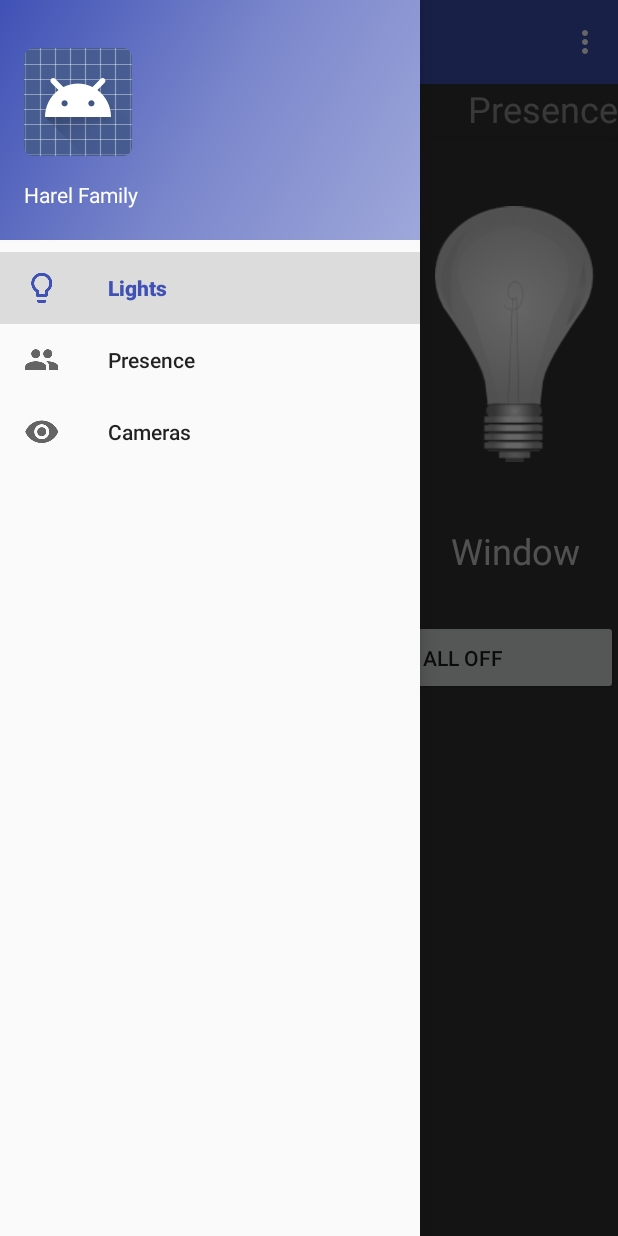
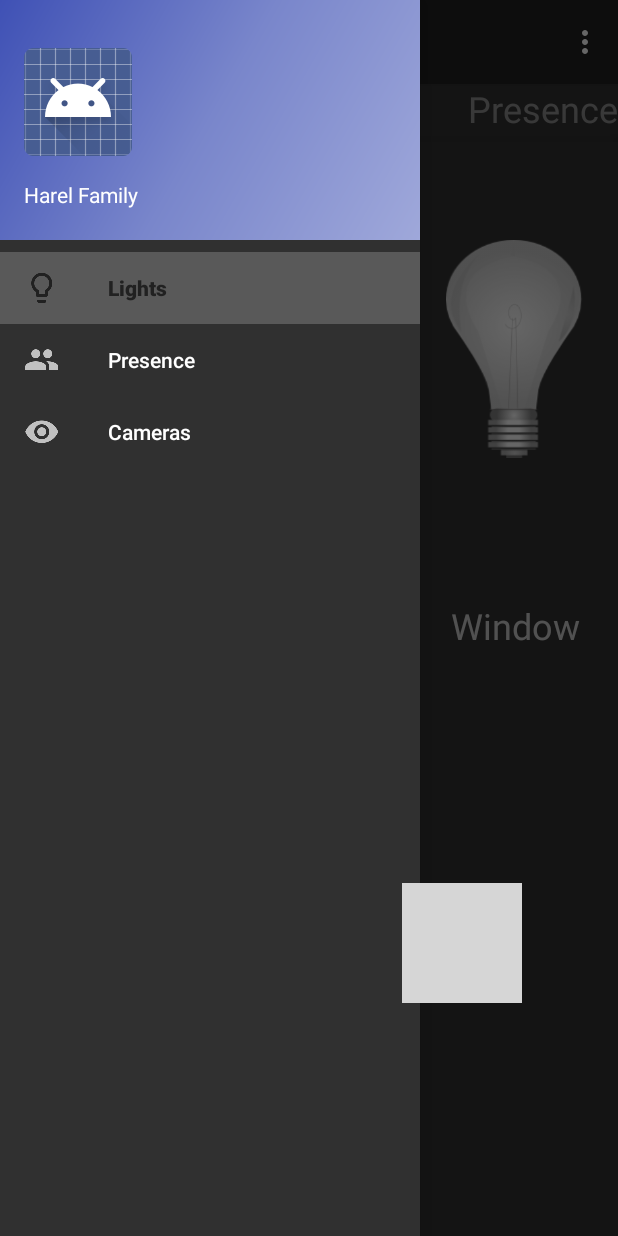
Before and after one commit to oriharel/smartHome, an Android app: the screen it shows after launch (Main2Activity), with the side drawer open, on a phone screen of 412 x 824 dp. Run offline under Robolectric (Android 15) with nearby library versions, the phone set to English and light mode, and no system bars; 1 statement that could not run was skipped; grey boxes are pictures that could not be loaded.

Commit message:
panel work

```diff
--- a/app/build.gradle
+++ b/app/build.gradle
@@ -2,7 +2,7 @@ apply plugin: 'com.android.application'
 
 android {
     compileSdkVersion 25
-    buildToolsVersion "23.0.3"
+    buildToolsVersion '25.0.0'
 
     defaultConfig {
         applicationId "niyo.nfc.com.nfcori"
--- a/app/src/main/AndroidManifest.xml
+++ b/app/src/main/AndroidManifest.xml
@@ -14,11 +14,11 @@
         android:icon="@mipmap/ic_launcher"
         android:label="@string/app_name"
         android:supportsRtl="true"
-        android:theme="@style/AppTheme">
+        android:theme="@style/Theme.AppCompat.NoActionBar">
         <activity
             android:name=".Main2Activity"
             android:label="@string/title_activity_main2"
-            android:theme="@style/AppTheme.NoActionBar">
+            >
             <intent-filter>
                 <action android:name="android.intent.action.MAIN" />
 
--- a/app/src/main/java/niyo/nfc/com/nfcori/HomeStateFetchService.java
+++ b/app/src/main/java/niyo/nfc/com/nfcori/HomeStateFetchService.java
@@ -171,11 +171,14 @@ public class HomeStateFetchService extends Service {
     private static JSONObject getLampObject(JSONArray sockets, String macAddess) throws JSONException {
         JSONObject result = new JSONObject();
 
-        for (int i = 0; i < sockets.length(); i++) {
-            JSONObject lampInfo = sockets.getJSONObject(i);
-            if (lampInfo.getString("macAddress").equals(macAddess))
-                result = lampInfo;
+        if (sockets != null) {
+            for (int i = 0; i < sockets.length(); i++) {
+                JSONObject lampInfo = sockets.getJSONObject(i);
+                if (lampInfo.getString("macAddress").equals(macAddess))
+                    result = lampInfo;
+            }
         }
+
 
         return result;
 
--- a/app/src/main/java/niyo/nfc/com/nfcori/Main2Activity.java
+++ b/app/src/main/java/niyo/nfc/com/nfcori/Main2Activity.java
@@ -85,7 +85,6 @@ public class Main2Activity extends AppCompatActivity
                     SECONDS_PER_MINUTE;
     private ContentObserver mObserver;
     Handler mHandler = new Handler();
-    private SectionsPagerAdapter mSectionsPagerAdapter;
     private ViewPager mViewPager;
     public Boolean tallLampState;
     public Boolean sofaLampState;
@@ -116,8 +115,6 @@ public class Main2Activity extends AppCompatActivity
         setContentView(R.layout.activity_main);
         Toolbar toolbar = (Toolbar) findViewById(R.id.toolbar);
         setSupportActionBar(toolbar);
-
-
 
         if (findViewById(R.id.leftPane) != null) {
             // The detail container view will be present only in the
@@ -152,7 +149,7 @@ public class Main2Activity extends AppCompatActivity
             navigationView.setNavigationItemSelectedListener(this);
             navigationView.getMenu().getItem(0).setChecked(true);
 
-            mSectionsPagerAdapter = new SectionsPagerAdapter(getSupportFragmentManager());
+            SectionsPagerAdapter mSectionsPagerAdapter = new SectionsPagerAdapter(getSupportFragmentManager());
 
             // Set up the ViewPager with the sections adapter.
             mViewPager = (ViewPager) findViewById(R.id.vpcontainer);
@@ -188,11 +185,15 @@ public class Main2Activity extends AppCompatActivity
 
     private void setUpRecyclerView() {
         List<ListPaneItem> items = new ArrayList<>();
-        items.add(new ListPaneItem(R.drawable.ic_lightbulb_outline_black_24dp, getString(R.string.lights), LightsFragment.NAME));
-        items.add(new ListPaneItem(R.drawable.ic_group_black_24dp, getString(R.string.presence), PresenceFragment.NAME));
-        items.add(new ListPaneItem(R.drawable.ic_visibility_black_24dp, getString(R.string.cameras), CameraFragment.NAME));
+        items.add(new ListPaneItem(R.drawable.ic_lightbulb_outline_white_48dp, getString(R.string.lights), LightsFragment.NAME));
+        items.add(new ListPaneItem(R.drawable.ic_group_white_48dp, getString(R.string.presence), PresenceFragment.NAME));
+        items.add(new ListPaneItem(R.drawable.ic_visibility_white_48dp, getString(R.string.cameras), CameraFragment.NAME));
         RecyclerView recyclerView = (RecyclerView)findViewById(R.id.leftPane);
         recyclerView.setAdapter(new SimpleItemRecyclerViewAdapter(items));
+
+        getSupportFragmentManager().beginTransaction()
+                .replace(R.id.item_detail_container, LightsFragment.newInstance(0))
+                .commit();
     }
 
     @Override
--- a/app/src/main/java/niyo/nfc/com/nfcori/fragments/LightsFragment.java
+++ b/app/src/main/java/niyo/nfc/com/nfcori/fragments/LightsFragment.java
@@ -9,6 +9,7 @@ import android.view.LayoutInflater;
 import android.view.View;
 import android.view.ViewGroup;
 import android.widget.Button;
+import android.widget.ImageButton;
 import android.widget.ImageView;
 import android.widget.TextView;
 
@@ -71,7 +72,7 @@ public class LightsFragment extends Fragment {
 
         final Main2Activity act = (Main2Activity)getActivity();
 
-        Button onButton = (Button) view.findViewById(R.id.allOn);
+        ImageButton onButton = (ImageButton) view.findViewById(R.id.allOn);
         onButton.setOnClickListener(new View.OnClickListener() {
             @Override
             public void onClick(View v) {
@@ -79,7 +80,7 @@ public class LightsFragment extends Fragment {
             }
         });
 
-        Button offButton = (Button) view.findViewById(R.id.allOff);
+        ImageButton offButton = (ImageButton) view.findViewById(R.id.allOff);
         offButton.setOnClickListener(new View.OnClickListener() {
             @Override
             public void onClick(View v) {
--- /dev/null
+++ b/app/src/main/res/drawable-hdpi/round_green.xml
@@ -0,0 +1,9 @@
+<?xml version="1.0" encoding="utf-8"?>
+<shape xmlns:android="http://schemas.android.com/apk/res/android"
+    android:shape="rectangle">
+    <solid android:color="#198f45" />
+    <corners android:bottomRightRadius="80dp"
+        android:bottomLeftRadius="80dp"
+        android:topRightRadius="80dp"
+        android:topLeftRadius="80dp"/>
+</shape>
--- /dev/null
+++ b/app/src/main/res/drawable/ripple.xml
@@ -0,0 +1,4 @@
+<?xml version="1.0" encoding="utf-8"?>
+<ripple android:color="@color/translucent_red" xmlns:android="http://schemas.android.com/apk/res/android">
+    <item android:drawable="@drawable/round_red"></item>
+</ripple>
--- /dev/null
+++ b/app/src/main/res/drawable/round_red.xml
@@ -0,0 +1,9 @@
+<?xml version="1.0" encoding="utf-8"?>
+<shape xmlns:android="http://schemas.android.com/apk/res/android"
+    android:shape="rectangle">
+    <solid android:color="@color/translucent_red" />
+    <corners android:bottomRightRadius="80dp"
+        android:bottomLeftRadius="80dp"
+        android:topRightRadius="80dp"
+        android:topLeftRadius="80dp"/>
+</shape>
--- a/app/src/main/res/layout-sw600dp/activity_main.xml
+++ b/app/src/main/res/layout-sw600dp/activity_main.xml
@@ -1,5 +1,28 @@
 <?xml version="1.0" encoding="utf-8"?>
-<LinearLayout xmlns:android="http://schemas.android.com/apk/res/android"
+<android.support.design.widget.CoordinatorLayout xmlns:android="http://schemas.android.com/apk/res/android"
+    xmlns:app="http://schemas.android.com/apk/res-auto"
+    xmlns:tools="http://schemas.android.com/tools"
+    android:layout_width="match_parent"
+    android:layout_height="match_parent"
+    android:fitsSystemWindows="true"
+    tools:context=".Main2Activity"
+    android:background="@color/dkgray">
+    <!--<android.support.design.widget.AppBarLayout-->
+        <!--android:layout_width="match_parent"-->
+        <!--android:layout_height="wrap_content"-->
+        <!--android:theme="@style/AppTheme.AppBarOverlay"-->
+        <!--android:id="@+id/panel_app_bar">-->
+
+        <!--<android.support.v7.widget.Toolbar-->
+            <!--android:id="@+id/toolbar"-->
+            <!--android:layout_width="match_parent"-->
+            <!--android:layout_height="?attr/actionBarSize"-->
+            <!--android:background="?attr/colorPrimary"-->
+            <!--app:popupTheme="@style/AppTheme.PopupOverlay"-->
+            <!--android:elevation="11dp" />-->
+
+    <!--</android.support.design.widget.AppBarLayout>-->
+    <LinearLayout
         android:layout_width="match_parent"
         android:layout_height="match_parent"
         xmlns:tools="http://schemas.android.com/tools"
@@ -7,21 +30,32 @@
         android:orientation="horizontal"
         android:divider="?android:attr/dividerHorizontal"
         android:showDividers="middle"
-    tools:context=".Main2Activity">
+        app:layout_behavior="@string/appbar_scrolling_view_behavior"
+        >
 
         <android.support.v7.widget.RecyclerView
-        android:layout_width="@dimen/items_width"
+            android:id="@+id/leftPane"
+            android:layout_width="200dip"
             android:layout_height="match_parent"
-        android:id="@+id/leftPane"
             android:layout_marginLeft="16dp"
             android:layout_marginRight="16dp"
+            android:layout_marginTop="50dip"
             app:layoutManager="LinearLayoutManager"
             tools:context=".Main2Activity"
-        tools:listItem="@layout/pane_item_layout"/>
+            tools:listItem="@layout/pane_item_layout" />
 
         <FrameLayout
             android:id="@+id/item_detail_container"
             android:layout_width="0dp"
             android:layout_height="match_parent"
-        android:layout_weight="3" />
+            android:layout_weight="3" >
+
+            <fragment
+                android:layout_width="match_parent"
+                android:layout_height="match_parent"
+                android:name="niyo.nfc.com.nfcori.fragments.LightsFragment"
+                android:id="@+id/fragment"
+                tools:layout="@layout/fragment_lights" />
+        </FrameLayout>
     </LinearLayout>
+</android.support.design.widget.CoordinatorLayout>
--- a/app/src/main/res/layout-sw600dp/pane_item_layout.xml
+++ b/app/src/main/res/layout-sw600dp/pane_item_layout.xml
@@ -2,24 +2,28 @@
 <LinearLayout xmlns:android="http://schemas.android.com/apk/res/android"
     xmlns:app="http://schemas.android.com/apk/res-auto"
     android:layout_width="wrap_content"
-    android:layout_height="wrap_content">
+    android:layout_height="100dip"
+    android:background="?attr/selectableItemBackground"
+    android:clickable="true"
+    android:gravity="center_vertical">
 
     <ImageView
+        android:id="@+id/paneItemImage"
         android:layout_width="wrap_content"
         android:layout_height="wrap_content"
-        app:srcCompat="@drawable/ic_lightbulb_outline_black_24dp"
-        android:id="@+id/paneItemImage"
+        android:layout_margin="@dimen/activity_vertical_margin"
         android:layout_weight="1"
         android:textAppearance="?attr/textAppearanceListItem"
-        android:layout_margin="@dimen/activity_vertical_margin" />
+        app:srcCompat="@drawable/ic_lightbulb_outline_black_24dp" />
 
     <TextView
-        android:text="TextView"
+        android:id="@+id/paneItemText"
         android:layout_width="wrap_content"
         android:layout_height="wrap_content"
-        android:id="@+id/paneItemText"
+        android:layout_margin="@dimen/activity_vertical_margin"
         android:layout_weight="1"
+        android:text="TextView"
         android:textAppearance="?attr/textAppearanceListItem"
-        android:layout_margin="@dimen/activity_vertical_margin" />
+        android:textColor="@color/ltgray" />
 
 </LinearLayout>
--- a/app/src/main/res/layout/fragment_lights.xml
+++ b/app/src/main/res/layout/fragment_lights.xml
@@ -12,113 +12,132 @@
     android:background="@color/dkgray"
     app:layout_behavior="@string/appbar_scrolling_view_behavior"
     tools:context=".Main2Activity">
+
     <LinearLayout
-        android:orientation="horizontal"
+        android:id="@+id/bulbLayout"
         android:layout_width="match_parent"
         android:layout_height="wrap_content"
-        android:id="@+id/bulbLayout"
-        >
+        android:layout_marginTop="50dip"
+        android:orientation="horizontal">
 
         <LinearLayout
-            android:orientation="vertical"
             android:layout_width="match_parent"
             android:layout_height="match_parent"
-            android:layout_weight="1">
+            android:layout_weight="1"
+            android:orientation="vertical">
 
             <ImageView
+                android:id="@+id/tallBulb"
+                android:layout_width="@dimen/bulbWidth"
+                android:layout_height="wrap_content"
+                android:layout_gravity="center"
+                android:background="?attr/selectableItemBackground"
+                android:clickable="true"
+                android:padding="@dimen/bulb_padd"
+                android:scaleType="fitStart"
+                app:srcCompat="@drawable/off_bulb" />
+
+            <TextView
+                android:id="@+id/textView2"
                 android:layout_width="match_parent"
                 android:layout_height="wrap_content"
-                app:srcCompat="@drawable/off_bulb"
-                android:id="@+id/tallBulb"
                 android:layout_weight="1"
-                android:padding="@dimen/bulb_padd" />
-
-            <TextView
+                android:gravity="center"
                 android:text="Tall"
-                android:layout_width="match_parent"
-                android:layout_height="wrap_content"
-                android:id="@+id/textView2"
-                android:layout_weight="1"
                 android:textColor="@color/ltgray"
-                android:gravity="center"
                 android:textSize="24sp" />
         </LinearLayout>
 
         <LinearLayout
-            android:orientation="vertical"
             android:layout_width="match_parent"
             android:layout_height="match_parent"
-            android:layout_weight="1">
+            android:layout_weight="1"
+            android:orientation="vertical">
 
             <ImageView
+                android:id="@+id/sofaBulb"
+                android:layout_width="@dimen/bulbWidth"
+                android:layout_height="wrap_content"
+                android:layout_gravity="center"
+                android:layout_weight="1"
+                android:background="?attr/selectableItemBackground"
+                android:clickable="true"
+                android:padding="@dimen/bulb_padd"
+                android:scaleType="fitStart"
+                app:srcCompat="@drawable/off_bulb" />
+
+            <TextView
+                android:id="@+id/textView3"
                 android:layout_width="match_parent"
                 android:layout_height="wrap_content"
-                app:srcCompat="@drawable/off_bulb"
-                android:id="@+id/sofaBulb"
                 android:layout_weight="1"
-                android:padding="@dimen/bulb_padd" />
-
-            <TextView
+                android:gravity="center"
                 android:text="Door"
-                android:layout_width="match_parent"
-                android:layout_height="wrap_content"
-                android:id="@+id/textView3"
-                android:layout_weight="1"
                 android:textColor="@color/ltgray"
-                android:gravity="center"
                 android:textSize="24sp" />
         </LinearLayout>
 
         <LinearLayout
-            android:orientation="vertical"
             android:layout_width="match_parent"
             android:layout_height="match_parent"
-            android:layout_weight="1">
+            android:layout_weight="1"
+            android:orientation="vertical">
 
             <ImageView
+                android:id="@+id/windowBulb"
+                android:layout_width="@dimen/bulbWidth"
+                android:layout_height="wrap_content"
+                android:layout_gravity="center"
+                android:layout_weight="1"
+                android:background="?attr/selectableItemBackground"
+                android:clickable="true"
+                android:padding="@dimen/bulb_padd"
+                android:scaleType="fitStart"
+                app:srcCompat="@drawable/off_bulb" />
+
+            <TextView
+                android:id="@+id/textView4"
                 android:layout_width="match_parent"
                 android:layout_height="wrap_content"
-                app:srcCompat="@drawable/off_bulb"
-                android:id="@+id/windowBulb"
                 android:layout_weight="1"
-                android:padding="@dimen/bulb_padd" />
-
-            <TextView
+                android:gravity="center"
                 android:text="Window"
-                android:layout_width="match_parent"
-                android:layout_height="wrap_content"
-                android:id="@+id/textView4"
-                android:layout_weight="1"
                 android:textColor="@color/ltgray"
-                android:gravity="center"
                 android:textSize="24sp" />
         </LinearLayout>
 
     </LinearLayout>
 
-    <LinearLayout
-        android:orientation="horizontal"
-        android:layout_width="match_parent"
-        android:layout_height="wrap_content"
-        android:paddingBottom="@dimen/somePadding"
-        android:paddingTop="@dimen/somePadding">
+    <android.support.constraint.ConstraintLayout
+        android:layout_width="300dip"
+        android:layout_height="match_parent"
+        android:layout_gravity="center">
 
-        <Button
-            android:text="@string/allOn"
-            android:layout_width="match_parent"
-            android:layout_height="@dimen/toggleButtonHeight"
+        <ImageButton
             android:id="@+id/allOn"
-            android:layout_gravity="center"
-            android:layout_weight="1" />
+            android:layout_width="80dip"
+            android:layout_height="80dip"
+            android:layout_marginLeft="8dp"
+            android:layout_marginStart="8dp"
+            android:background="@drawable/round_green"
+            app:layout_constraintBottom_toBottomOf="parent"
+            app:layout_constraintLeft_toLeftOf="parent"
+            app:layout_constraintTop_toTopOf="parent"
+            app:srcCompat="@drawable/ic_power_settings_new_white_48dp" />
 
-        <Button
-            android:text="@string/allOff"
-            android:layout_width="match_parent"
-            android:layout_height="50dip"
+        <ImageButton
             android:id="@+id/allOff"
-            android:layout_gravity="center"
-            android:layout_weight="1" />
-    </LinearLayout>
+            android:layout_width="80dip"
+            android:layout_height="80dip"
+            android:layout_marginEnd="8dp"
+            android:layout_marginRight="8dp"
+            android:background="@drawable/round_red"
+            app:layout_constraintBottom_toBottomOf="parent"
+            app:layout_constraintRight_toRightOf="parent"
+            app:layout_constraintTop_toTopOf="parent"
+            app:srcCompat="@drawable/ic_power_settings_new_white_48dp" />
+
+    </android.support.constraint.ConstraintLayout>
 
     <TextView
         android:layout_width="match_parent"
@@ -127,5 +146,6 @@
         android:textColor="@color/ltgray"
         android:gravity="center"
         android:layout_marginTop="@dimen/fab_margin"
-        android:textSize="66sp" />
+        android:textSize="66sp"
+        android:text="TestText" />
 </LinearLayout>
--- a/app/src/main/res/values/dimens.xml
+++ b/app/src/main/res/values/dimens.xml
@@ -11,5 +11,6 @@
     <dimen name="nav_header_height">160dp</dimen>
     <dimen name="somePadding">30dp</dimen>
     <dimen name="items_width">200dip</dimen>
+    <dimen name="bulbWidth">122dip</dimen>
     <!-- Default screen margins, per the Android Design guidelines. -->
 </resources>
```
Lines whose indentation alone changed are shown as unchanged.
